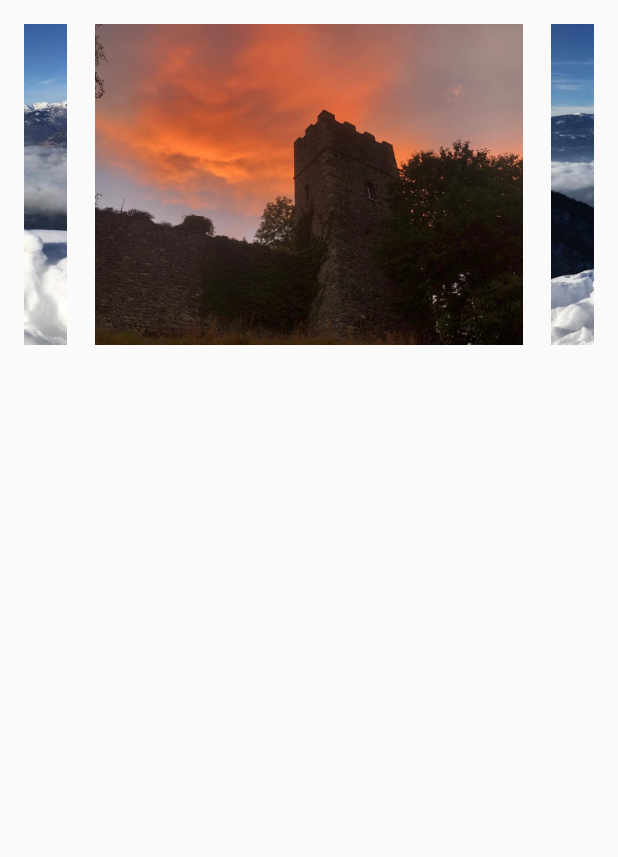
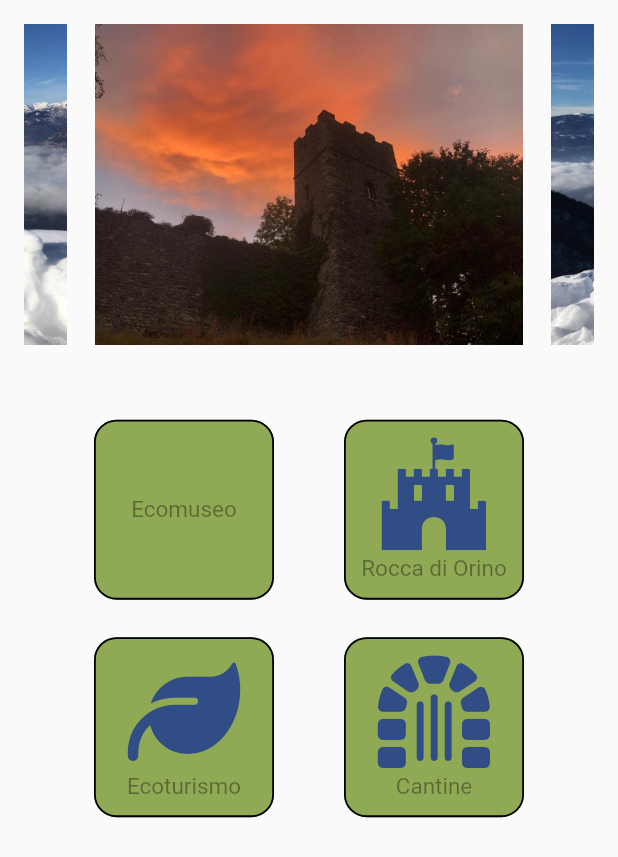
Before and after one commit to alex27riva/orino_smart_village, a Flutter app: the Home screen opened directly, on a phone screen of 412 x 824 dp. Shown: the top 857 px of the screen. Run offline on Flutter 3.47's test engine with Material 2 defaults, Android fonts, the phone set to English and light mode, and no system bars; drawn by our look-alikes of carousel_slider; our stand-ins replace flutter_map, font_awesome_flutter, latlong2, vibration; missing offline and left inert: qr_code_scanner.

Commit message:
Home screen

```diff
--- a/lib/home.dart
+++ b/lib/home.dart
@@ -1,10 +1,22 @@
 import 'package:flutter/material.dart';
 import 'package:carousel_slider/carousel_slider.dart';
+import 'package:font_awesome_flutter/font_awesome_flutter.dart';
 
 final List<String> imgList = [
   'assets/images/carousel/rocca-tramonto.jpg',
   'assets/images/carousel/territorio.jpg'
 ];
+
+const buttonForeground = Color(0xff304d85);
+const buttonBackground = Color(0xff90a955);
+const buttonSize = Size(120, 120);
+//button border
+RoundedRectangleBorder buttonBorder = RoundedRectangleBorder(
+    side: const BorderSide(
+        color: Colors.black,
+        width: 1.2,
+        style: BorderStyle.solid),
+    borderRadius: BorderRadius.circular(15));
 
 class Home extends StatelessWidget {
   const Home({Key? key}) : super(key: key);
@@ -15,16 +27,115 @@ class Home extends StatelessWidget {
       body: Container(
         padding: const EdgeInsets.all(16),
         child: Column(children: <Widget>[
-            Container(
-                child: CarouselSlider(
+          CarouselSlider(
             options: CarouselOptions(),
             items: imgList
                 .map((item) => Container(
                       child: Center(child: Image(image: AssetImage(item))),
                     ))
                 .toList(),
+          ),
+          Container(
+              margin: const EdgeInsets.only(top: 50.0),
+              child: Row(
+                crossAxisAlignment: CrossAxisAlignment.center,
+                mainAxisAlignment: MainAxisAlignment.spaceEvenly,
+                children: <Widget>[
+                  // Ecomuseo
+                  TextButton(
+                    style: TextButton.styleFrom(
+                      textStyle: const TextStyle(fontSize: 20),
+                      backgroundColor: buttonBackground,
+                      fixedSize: buttonSize,
+                      shape: buttonBorder,
+                    ),
+                    onPressed: null,
+                    child: Column(
+                        mainAxisAlignment: MainAxisAlignment.spaceEvenly,
+                        children: const [
+                          //FaIcon(FontAwesomeIcons.fortAwesome, size: 75),
+                          Text('Ecomuseo',
+                              textAlign: TextAlign.end,
+                              style: TextStyle(fontSize: 15)),
+                        ]),
+                  ),
+                  // Rocca di Orino
+                  TextButton(
+                    style: TextButton.styleFrom(
+                        textStyle: const TextStyle(fontSize: 20),
+                        backgroundColor: buttonBackground,
+                        fixedSize: buttonSize,
+                      shape: buttonBorder,
+                    ),
+                    onPressed: null,
+                    child: Column(
+                        mainAxisAlignment: MainAxisAlignment.spaceEvenly,
+                        children: const [
+                          FaIcon(
+                            FontAwesomeIcons.fortAwesome,
+                            size: 75,
+                            color: buttonForeground,
+                          ),
+                          Text('Rocca di Orino',
+                              textAlign: TextAlign.center,
+                              style: TextStyle(fontSize: 15)),
+                        ]),
+                  ),
+                ],
               )),
-          ])),
+          // Second Row
+          Container(
+            margin: const EdgeInsets.only(top: 25),
+            child: Row(
+              crossAxisAlignment: CrossAxisAlignment.center,
+              mainAxisAlignment: MainAxisAlignment.spaceEvenly,
+              children: <Widget>[
+                // Ecoturismo
+                TextButton(
+                  style: TextButton.styleFrom(
+                    textStyle: const TextStyle(fontSize: 20),
+                    backgroundColor: buttonBackground,
+                    fixedSize: buttonSize,
+                    shape: buttonBorder,
+                  ),
+                  onPressed: null,
+                  child: Column(
+                      mainAxisAlignment: MainAxisAlignment.spaceEvenly,
+                      children: const [
+                        FaIcon(FontAwesomeIcons.leaf,
+                            size: 75, color: buttonForeground),
+                        Text('Ecoturismo',
+                            textAlign: TextAlign.end,
+                            style: TextStyle(fontSize: 15)),
+                      ]),
+                ),
+                // Cantine
+                TextButton(
+                  style: TextButton.styleFrom(
+                    textStyle: const TextStyle(fontSize: 20),
+                    backgroundColor: buttonBackground,
+                    fixedSize: buttonSize,
+                    shape: buttonBorder,
+                  ),
+                  onPressed: null,
+                  child: Column(
+                      mainAxisAlignment: MainAxisAlignment.spaceEvenly,
+                      children: const [
+                        FaIcon(
+                          FontAwesomeIcons.dungeon,
+                          size: 75,
+                          color: buttonForeground,
+                        ),
+                        Text('Cantine',
+                            textAlign: TextAlign.center,
+                            style: TextStyle(fontSize: 15)),
+                      ]),
+                ),
+              ],
+            ),
+          )
+        ]),
+      ),
     );
   }
 }
--- a/lib/scanner.dart
+++ b/lib/scanner.dart
@@ -3,6 +3,7 @@ import 'dart:io';
 import 'package:flutter/foundation.dart';
 import 'package:flutter/material.dart';
 import 'package:qr_code_scanner/qr_code_scanner.dart';
+import 'package:vibration/vibration.dart';
 
 class Scanner extends StatelessWidget {
   const Scanner({Key? key}) : super(key: key);
@@ -13,7 +14,6 @@ class Scanner extends StatelessWidget {
       body: Center(
         child:  QRViewExample(),
             ));
-
   }
 }
 
@@ -68,6 +68,9 @@ class _QRViewExampleState extends State<QRViewExample> {
                             onPressed: () async {
                               await controller?.toggleFlash();
                               setState(() {});
+                              if (await Vibration.hasVibrator() ?? false) {
+                                Vibration.vibrate(duration: 100);
+                              }
                             },
                             //  return Text('Flash: ${snapshot.data}
                             child: FutureBuilder(
--- a/pubspec.yaml
+++ b/pubspec.yaml
@@ -37,6 +37,9 @@ dependencies:
   carousel_slider: ^4.1.1
   qr_code_scanner: ^1.0.0
   flutter_map: ^1.1.1
+  font_awesome_flutter: ^10.1.0
+  vibration: ^1.7.4-nullsafety.0
+  # url_launcher: ^6.1.4
 
 dev_dependencies:
   flutter_test:
```
Also changed, not shown: pubspec.lock, 1 other file. Lines whose indentation alone changed are shown as unchanged.
